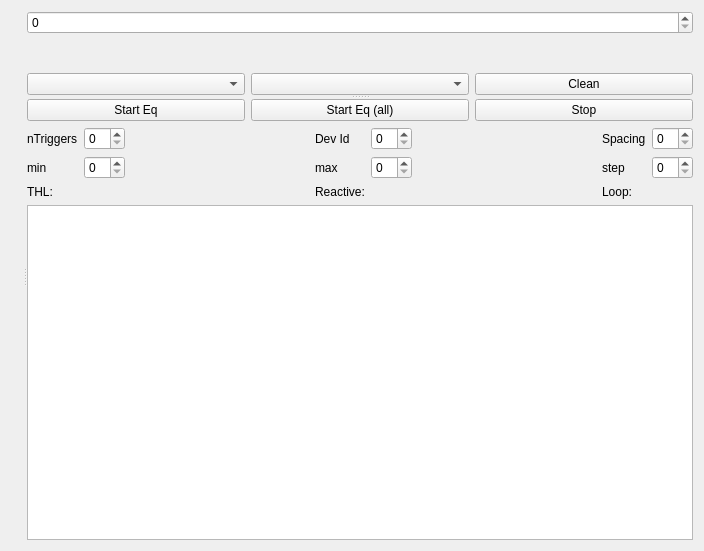
Above: SpidrMpx3Eq/qcstmequalization.ui from navrit/dexter before the change. Below: the same form after it.
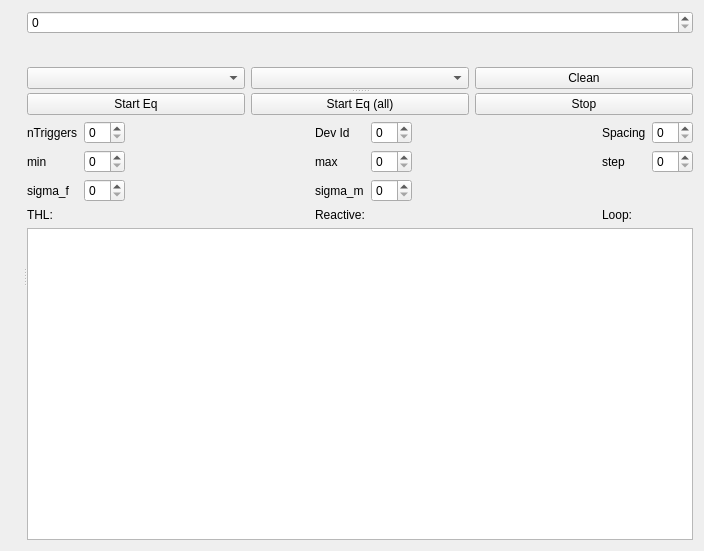
That is the form after the change. Custom widgets are drawn as their Qt base class.

The edit to the form file:
```diff
--- a/SpidrMpx3Eq/qcstmequalization.ui
+++ b/SpidrMpx3Eq/qcstmequalization.ui
@@ -212,6 +212,23 @@
               </property>
              </widget>
             </item>
+            <item row="3" column="0">
+             <widget class="QLabel" name="label_4">
+              <property name="text">
+               <string>THL:</string>
+              </property>
+             </widget>
+            </item>
+            <item row="3" column="1">
+             <widget class="QLabel" name="eqLabelTHLCurrentValue">
+              <property name="layoutDirection">
+               <enum>Qt::RightToLeft</enum>
+              </property>
+              <property name="text">
+               <string/>
+              </property>
+             </widget>
+            </item>
             <item row="1" column="2">
              <spacer name="horizontalSpacer">
               <property name="orientation">
@@ -238,15 +255,8 @@
               </property>
              </spacer>
             </item>
-            <item row="2" column="0">
-             <widget class="QLabel" name="label_4">
-              <property name="text">
-               <string>THL:</string>
-              </property>
-             </widget>
-            </item>
-            <item row="2" column="1">
-             <widget class="QLabel" name="eqLabelTHLCurrentValue">
+            <item row="3" column="4">
+             <widget class="QLabel" name="eqLabelNPixelsReactive">
               <property name="layoutDirection">
                <enum>Qt::RightToLeft</enum>
               </property>
@@ -255,37 +265,47 @@
               </property>
              </widget>
             </item>
-            <item row="2" column="3">
+            <item row="3" column="3">
              <widget class="QLabel" name="label_5">
               <property name="text">
                <string>Reactive:</string>
               </property>
              </widget>
             </item>
-            <item row="2" column="4">
-             <widget class="QLabel" name="eqLabelNPixelsReactive">
-              <property name="layoutDirection">
-               <enum>Qt::RightToLeft</enum>
-              </property>
-              <property name="text">
-               <string/>
-              </property>
-             </widget>
-            </item>
-            <item row="2" column="6">
+            <item row="3" column="6">
              <widget class="QLabel" name="label_6">
               <property name="text">
                <string>Loop:</string>
               </property>
              </widget>
             </item>
-            <item row="2" column="7">
+            <item row="3" column="7">
              <widget class="QLabel" name="eqLabelLoopProgress">
               <property name="text">
                <string/>
               </property>
              </widget>
             </item>
+            <item row="2" column="0">
+             <widget class="QLabel" name="label_7">
+              <property name="text">
+               <string>sigma_f</string>
+              </property>
+             </widget>
+            </item>
+            <item row="2" column="3">
+             <widget class="QLabel" name="eqSigmaMaskingSpinBox">
+              <property name="text">
+               <string>sigma_m</string>
+              </property>
+             </widget>
+            </item>
+            <item row="2" column="1">
+             <widget class="QSpinBox" name="eqSigmaFineTunningSpinBox"/>
+            </item>
+            <item row="2" column="4">
+             <widget class="QSpinBox" name="spinBox_2"/>
+            </item>
            </layout>
           </item>
          </layout>
```
Left out of the diff: 22 changed lines with no effect on the pictures.
